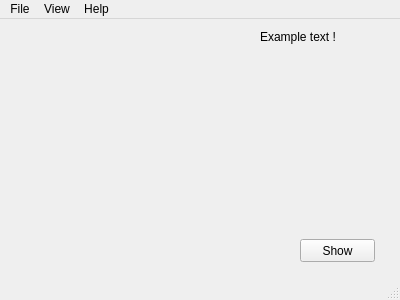
PawelDarlak/DiopomatCalc, file mwdDiopomat.ui: the form before one commit.
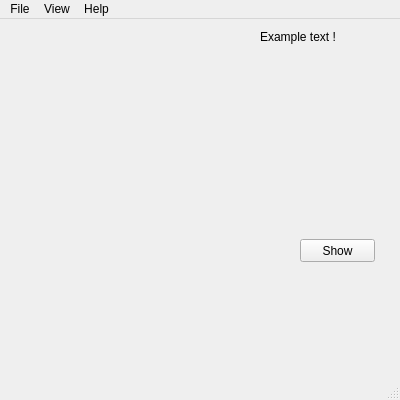
The form after the commit. Icons and pictures are not drawn.

Diff of the .ui file:
```diff
--- a/mwdDiopomat.ui
+++ b/mwdDiopomat.ui
@@ -10,13 +10,13 @@
     <x>0</x>
     <y>0</y>
     <width>400</width>
-    <height>300</height>
+    <height>400</height>
    </rect>
   </property>
   <property name="minimumSize">
    <size>
     <width>400</width>
-    <height>300</height>
+    <height>400</height>
    </size>
   </property>
   <property name="maximumSize">
```
Left out of the diff: 2 changed lines with no effect on the pictures.
